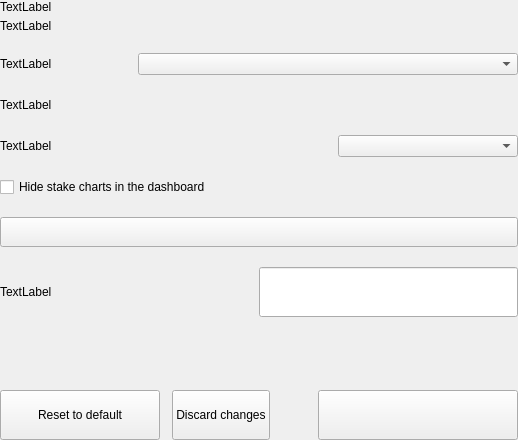
Before: the Qt Designer form src/qt/pivx/settings/forms/settingsdisplayoptionswidget.ui in sappcoin-com/PIVX, drawn with Qt 5.
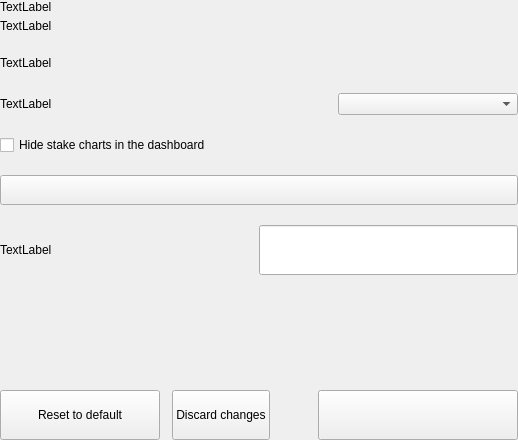
After: the same form once the commit is applied. Custom widgets are drawn as their Qt base class.

```diff
--- a/src/qt/pivx/settings/forms/settingsdisplayoptionswidget.ui
+++ b/src/qt/pivx/settings/forms/settingsdisplayoptionswidget.ui
@@ -80,46 +80,7 @@
           </item>
          </layout>
         </item>
-        <item>
-         <layout class="QHBoxLayout" name="horizontalLayout_2">
-          <item>
-           <widget class="QLabel" name="labelTitleLanguage">
-            <property name="text">
-             <string>TextLabel</string>
-            </property>
-           </widget>
-          </item>
-          <item>
-           <spacer name="horizontalSpacer_3">
-            <property name="orientation">
-             <enum>Qt::Horizontal</enum>
-            </property>
-            <property name="sizeHint" stdset="0">
-             <size>
-              <width>40</width>
-              <height>20</height>
-             </size>
-            </property>
-           </spacer>
-          </item>
-          <item>
-           <widget class="QComboBox" name="comboBoxLanguage">
-            <property name="minimumSize">
-             <size>
-              <width>380</width>
-              <height>0</height>
-             </size>
-            </property>
-            <property name="maximumSize">
-             <size>
-              <width>280</width>
-              <height>16777215</height>
-             </size>
-            </property>
-           </widget>
-          </item>
-         </layout>
-        </item>
+
         <item>
          <layout class="QHBoxLayout" name="horizontalPercentagezPiv">
           <item>
```
